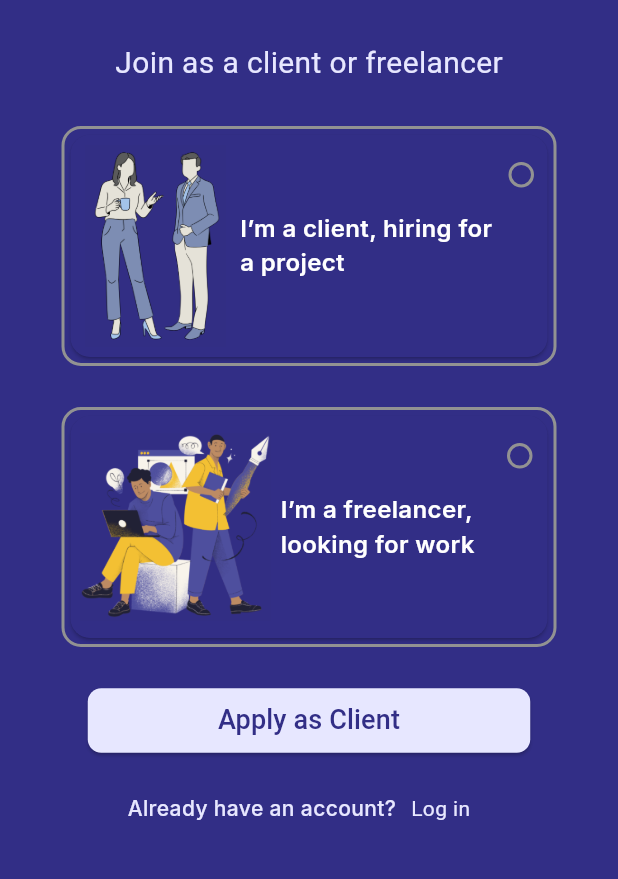
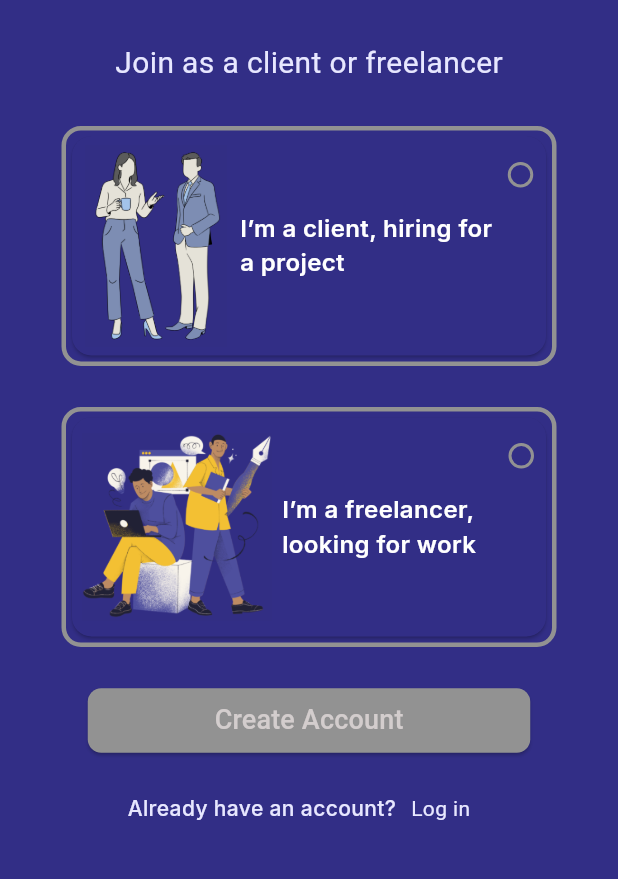
Before and after one commit to Dia505/SkillGrid, a Flutter app: the screen it shows after launch, on a phone screen of 412 x 824 dp, the part 266-1145 px from its top. Run offline on Flutter 3.47's test engine with Material 3 defaults, Android fonts, the phone set to English and light mode, and no system bars; our stand-ins replace google_fonts; Roboto replaces fonts that are missing (Caprasimo).

Commit message:
Role selection screen - responsive design

```diff
--- a/skill_grid/lib/view/join_client_freelancer_view.dart
+++ b/skill_grid/lib/view/join_client_freelancer_view.dart
@@ -3,6 +3,7 @@ import 'package:google_fonts/google_fonts.dart';
 import 'package:skill_grid/core/common/common_button.dart';
 import 'package:skill_grid/core/common/common_logo.dart';
 import 'package:skill_grid/view/client/client_registration_view.dart';
+import 'package:skill_grid/view/freelancer/freelancer_registration_view.dart';
 import 'package:skill_grid/view/login_screen_view.dart';
 
 class JoinClientFreelancerView extends StatefulWidget {
@@ -14,6 +15,64 @@ class JoinClientFreelancerView extends StatefulWidget {
 }
 
 class _JoinClientFreelancerViewState extends State<JoinClientFreelancerView> {
+  bool _isClientSelected = false;
+  bool _isFreelancerSelected = false;
+
+  Color _clientBorderColor = const Color(0xFF929292);
+  Color _freelancerBorderColor = const Color(0xFF929292);
+  Color _clientCircleBorderColor = const Color(0xFF929292);
+  Color _freelancerCircleBorderColor = const Color(0xFF929292);
+  Color _clientCircleColor = const Color(0xFF322E86);
+  Color _freelancerCircleColor = const Color(0xFF322E86);
+
+  void _toggleClientSelection() {
+    setState(() {
+       _isClientSelected = !_isClientSelected;
+
+      if (_isClientSelected) {
+        _clientBorderColor = const Color(0xFFE7E7FF);
+        _clientCircleBorderColor = const Color(0xFFE7E7FF);
+        _clientCircleColor = const Color(0xFFE7E7FF);
+      }
+      else {
+        _clientBorderColor = const Color(0xFF929292);
+        _clientCircleBorderColor = const Color(0xFF929292);
+        _clientCircleColor = const Color(0xFF322E86);
+      }
+
+      if (_isClientSelected) {
+        _isFreelancerSelected = false;
+        _freelancerBorderColor = const Color(0xFF929292);
+        _freelancerCircleBorderColor = const Color(0xFF929292);
+        _freelancerCircleColor = const Color(0xFF322E86);
+      }
+    });
+  }
+
+  void _toggleFreelancerSelection() {
+    setState(() {
+      _isFreelancerSelected = !_isFreelancerSelected;
+
+      if (_isFreelancerSelected) {
+        _freelancerBorderColor = const Color(0xFFE7E7FF);
+        _freelancerCircleBorderColor = const Color(0xFFE7E7FF);
+        _freelancerCircleColor = const Color(0xFFE7E7FF);
+      }
+      else {
+        _freelancerBorderColor = const Color(0xFF929292);
+        _freelancerCircleBorderColor = const Color(0xFF929292);
+        _freelancerCircleColor = const Color(0xFF322E86);
+      }
+
+      if (_isFreelancerSelected) {
+        _isClientSelected = false;
+        _clientBorderColor = const Color(0xFF929292);
+        _clientCircleBorderColor = const Color(0xFF929292);
+        _clientCircleColor = const Color(0xFF322E86);
+      }
+    });
+  }
+
   @override
   Widget build(BuildContext context) {
     return Scaffold(
@@ -33,11 +92,14 @@ class _JoinClientFreelancerViewState extends State<JoinClientFreelancerView> {
                 style: GoogleFonts.caprasimo(
                     color: const Color(0xFFE7E7FF), fontSize: 20)),
 
-            Container(
+            GestureDetector(
+              onTap: _toggleClientSelection,
+
+              child: Container(
                 decoration: BoxDecoration(
                     border: Border.all(
-                    color: const Color(0xFF929292),
-                    width: 2.0,
+                      color: _clientBorderColor,
+                      width: 3.0,
                     ),
                     borderRadius: BorderRadius.circular(13)),
                 width: 330,
@@ -75,19 +137,25 @@ class _JoinClientFreelancerViewState extends State<JoinClientFreelancerView> {
                           decoration: BoxDecoration(
                               shape: BoxShape.circle,
                               border: Border.all(
-                                color: const Color(0xFF929292), width: 2.0)),
+                                color: _clientCircleBorderColor, width: 2.0),
+                              color: _clientCircleColor
+                            ),
                         ),
                       )
                     ],
                   ),
                 ),
               ),
+            ),
 
-            Container(
+            GestureDetector(
+              onTap: _toggleFreelancerSelection,
+
+              child: Container(
                 decoration: BoxDecoration(
                     border: Border.all(
-                    color: const Color(0xFF929292),
-                    width: 2.0,
+                      color: _freelancerBorderColor,
+                      width: 3.0,
                     ),
                     borderRadius: BorderRadius.circular(13)),
                 width: 330,
@@ -125,24 +193,49 @@ class _JoinClientFreelancerViewState extends State<JoinClientFreelancerView> {
                           decoration: BoxDecoration(
                             shape: BoxShape.circle,
                             border: Border.all(
-                                color: const Color(0xFF929292), width: 2.0)),
+                              color: _freelancerCircleBorderColor, width: 2.0),
+                            color: _freelancerCircleColor
+                          ),
                         ),
                       ),
                     ],
                   ),
                 ),
               ),
+            ),
 
             CommonButton(
-                buttonText: "Apply as Client",
-                buttonColor: const Color(0xFFE7E7FF),
-                buttonTextColor: const Color(0xFF322E86),
-                onPressed: () {
+              buttonText: _isClientSelected
+                ? "Join as Client"
+                : _isFreelancerSelected
+                  ? "Apply as Freelancer"
+                  : "Create Account",
+
+              buttonColor: _isClientSelected || _isFreelancerSelected
+                  ? const Color(0xFFE7E7FF) // Active color when a role is selected
+                  : const Color(0xFF929292), // Grey color when no role is selected
+
+              buttonTextColor: _isClientSelected || _isFreelancerSelected
+                  ? const Color(0xFF322E86) // Text color when a role is selected
+                  : const Color(0xFFD3CDCD), // Grey text color when no role is selected
+
+              onPressed: (_isClientSelected || _isFreelancerSelected) ?
+              () {
+                  if (_isClientSelected) {
                     Navigator.push(
                       context,
-                      MaterialPageRoute(
-                          builder: (context) => const ClientRegistrationView()));
-                }),
+                      MaterialPageRoute(builder: (context) => const ClientRegistrationView()),
+                    );
+                  }
+                  else if (_isFreelancerSelected) {
+                    Navigator.push(
+                      context,
+                      MaterialPageRoute(builder: (context) => const FreelancerRegistrationView()),
+                    );
+                  }
+                }
+              : (){}
+            ),
 
             Padding(
               padding: const EdgeInsets.only(bottom: 70, left: 85),
```
Also changed, not shown: skill_grid/lib/view/freelancer/freelancer_registration_view.dart (added, +15 -0 lines). Lines whose indentation alone changed are shown as unchanged.
